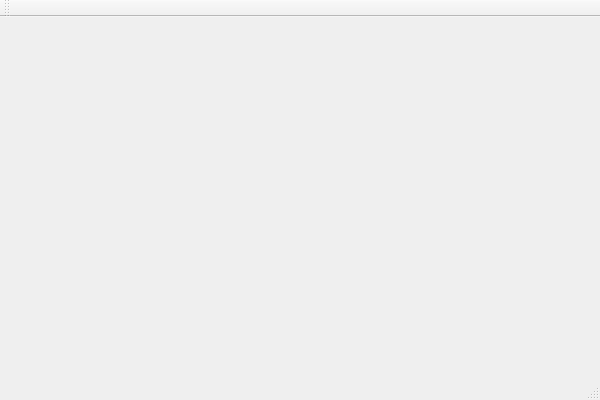
Qt form interface.ui (Txikilinux/leterrier-calculment) before a commit.
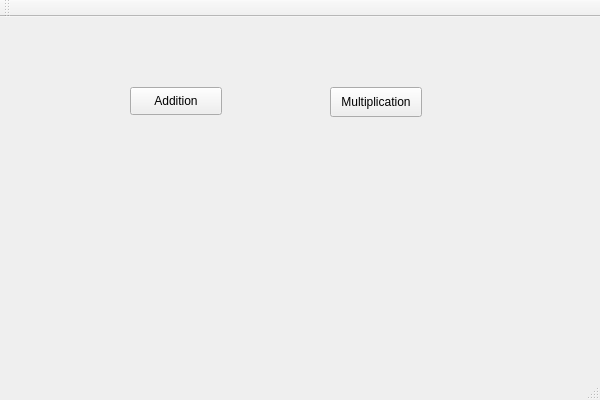
The same form after that commit.

Commit message: Création de boutons dans l'interface qui permettent de lancer les exercices avec des opérations différentes.

The edit to the form file:
```diff
--- a/interface.ui
+++ b/interface.ui
@@ -15,13 +15,55 @@
   <property name="windowTitle" >
    <string>interface</string>
   </property>
-  <widget class="QMenuBar" name="menuBar" />
-  <widget class="QToolBar" name="mainToolBar" />
-  <widget class="QWidget" name="centralWidget" />
-  <widget class="QStatusBar" name="statusBar" />
+  <widget class="QWidget" name="centralWidget">
+   <widget class="QPushButton" name="btnAddition">
+    <property name="geometry">
+     <rect>
+      <x>130</x>
+      <y>70</y>
+      <width>92</width>
+      <height>28</height>
+     </rect>
+    </property>
+    <property name="text">
+     <string>Addition</string>
+    </property>
+   </widget>
+   <widget class="QPushButton" name="btnMultiplication">
+    <property name="geometry">
+     <rect>
+      <x>330</x>
+      <y>70</y>
+      <width>92</width>
+      <height>30</height>
+     </rect>
+    </property>
+    <property name="text">
+     <string>Multiplication</string>
+    </property>
+   </widget>
+  </widget>
+  <widget class="QMenuBar" name="menuBar">
+   <property name="geometry">
+    <rect>
+     <x>0</x>
+     <y>0</y>
+     <width>600</width>
+     <height>25</height>
+    </rect>
+   </property>
+  </widget>
+  <widget class="QToolBar" name="mainToolBar">
+   <attribute name="toolBarArea">
+    <enum>TopToolBarArea</enum>
+   </attribute>
+   <attribute name="toolBarBreak">
+    <bool>false</bool>
+   </attribute>
+  </widget>
+  <widget class="QStatusBar" name="statusBar"/>
  </widget>
- <layoutDefault spacing="6" margin="11" />
- <pixmapfunction></pixmapfunction>
+ <layoutdefault spacing="6" margin="11"/>
  <resources/>
  <connections/>
 </ui>
```
Left out of the diff: 12 changed lines with no effect on the pictures. The commit also changes 5 other files.
